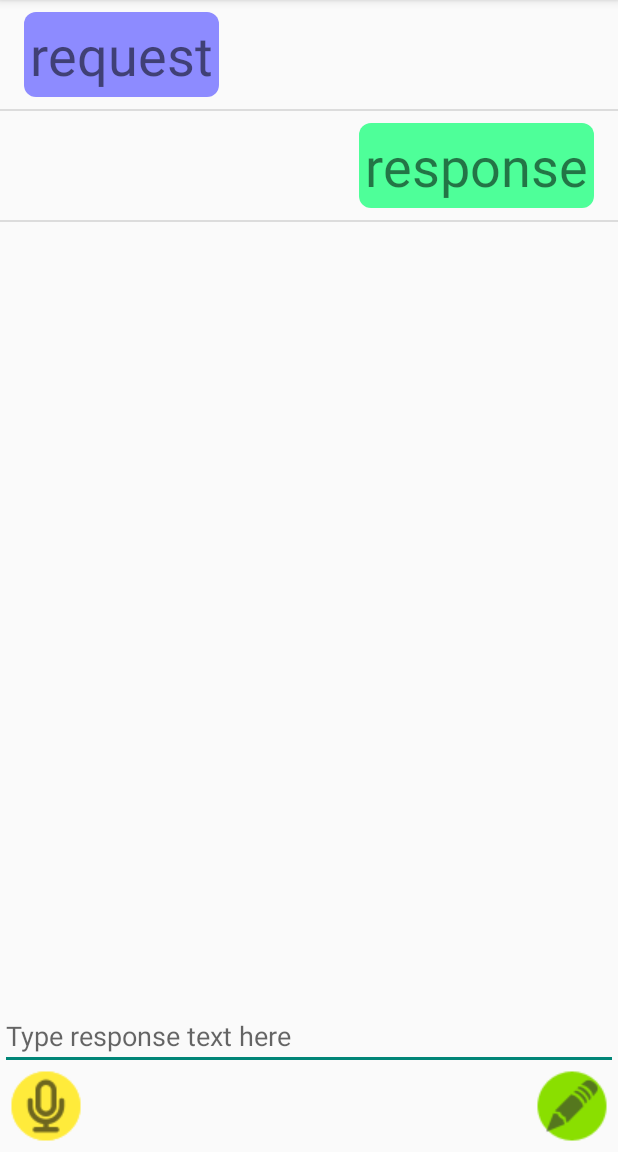
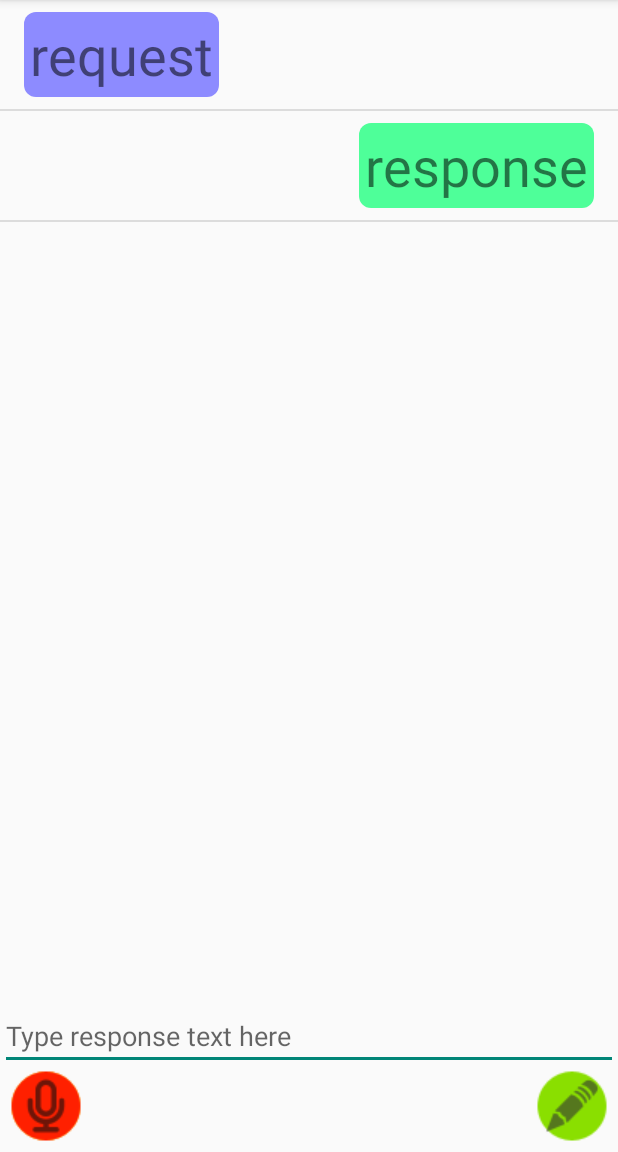
Before and after one commit to IllyaSvergun/ua-web-khakaton-sources, an Android app: the screen it shows after launch (MainActivity), after a tap on an icon or button, on a phone screen of 412 x 824 dp, the part 84-1236 px from its top. Run offline under Robolectric (Android 15) with nearby library versions, the phone set to English and light mode, and no system bars; 1 statement that could not run was skipped; 1 other tap on this screen came first.

```diff
--- a/CommunicationHelper/app/src/main/java/com/communicationhelper/Activities/MainActivity.java
+++ b/CommunicationHelper/app/src/main/java/com/communicationhelper/Activities/MainActivity.java
@@ -1,5 +1,6 @@
 package com.communicationhelper.Activities;
 
+import android.annotation.TargetApi;
 import android.content.Intent;
 import android.support.v7.app.ActionBarActivity;
 import android.support.v4.app.Fragment;
@@ -31,6 +32,8 @@ public class MainActivity extends ActionBarActivity implements RecognizerListene
     AutoCompleteTextView mAutocomplete;
     private static final String TAG = "SpeechKitSample";
     private static final String TAGRESULT = "RESULT";
+    private ImageButton btn_micro;
+    private ImageButton btn_edit;
     private Recognizer recognizer;
     private boolean mRecognizerStarted = false;
 
@@ -39,6 +42,8 @@ public class MainActivity extends ActionBarActivity implements RecognizerListene
         super.onCreate(savedInstanceState);
         SpeechKit.getInstance().configure(getBaseContext(), "6afff325-1614-4958-9f6c-700ef26e566a");
         setContentView(R.layout.activity_main);
+        btn_micro = (ImageButton)findViewById(R.id.btn_micro);
+        btn_edit = (ImageButton) findViewById(R.id.text_button);
         recognizer = null;
         if (savedInstanceState == null) {
             getFragmentManager().beginTransaction()
@@ -167,18 +172,26 @@ public class MainActivity extends ActionBarActivity implements RecognizerListene
     public void executeTypeText(View view) {
         mAutocomplete.setVisibility(View.VISIBLE);
         mAutocomplete.requestFocus();
+        if (mRecognizerStarted) {
+            if (recognizer != null) {
+                recognizer.finishRecording();
+                btn_micro.setBackgroundDrawable(getResources().getDrawable(R.drawable.selector_btn_micro));
+            }
+        }
     }
 
     public void executeMicro(View view) {
         if (mRecognizerStarted) {
             if(recognizer!=null){
-                recognizer.finishRecording();}
+                recognizer.finishRecording();
+                btn_micro.setBackgroundDrawable(getResources().getDrawable(R.drawable.selector_btn_micro));}
         } else {
             if(recognizer==null){
             mRecognizerStarted = true;
             recognizer = Recognizer.create("ru-RU", "general", new MainActivity());
             recognizer.setVADEnabled(false);
             recognizer.start();
+            btn_micro.setBackgroundDrawable(getResources().getDrawable(R.drawable.ic_btn_micro_active));
             }
         }
 
--- a/CommunicationHelper/app/src/main/res/layout/activity_main.xml
+++ b/CommunicationHelper/app/src/main/res/layout/activity_main.xml
@@ -33,6 +33,7 @@
             android:layout_alignParentLeft="true"
             android:layout_marginLeft="10px"
             android:layout_marginBottom="10px"
+            android:onClick="executeMicro"
             android:layout_width="wrap_content"
             android:layout_height="wrap_content" />
 
```
